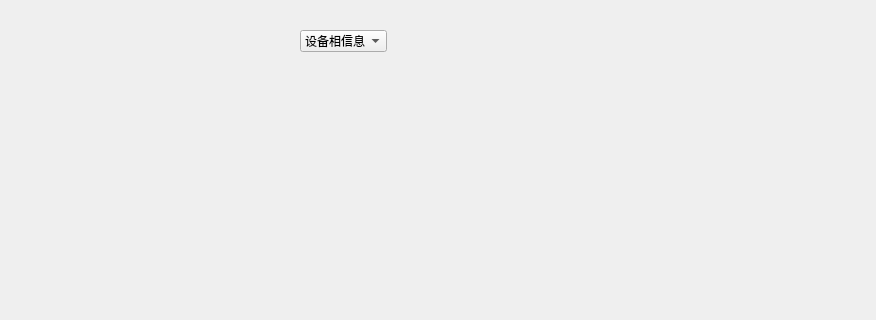
Above: CleverManager/pdus/pdu_mainwid.ui from ChinaClever/CleverManagerV3 before the change; both pictures show x 0 to 876 and y 0 to 320 of the 876 by 666 pixel window. Below: the same form after it.
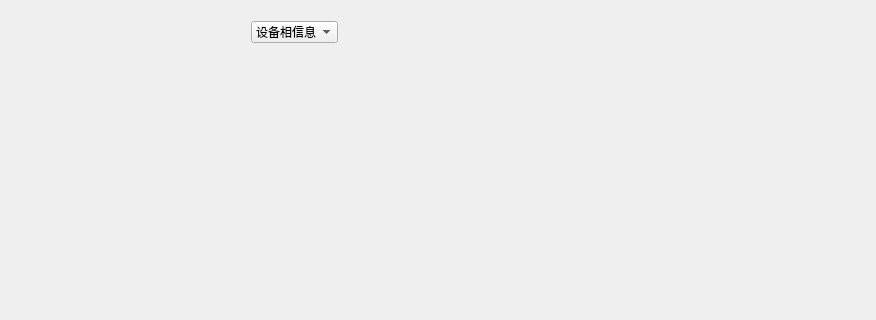
That is the form after the change.

```diff
--- a/CleverManager/pdus/pdu_mainwid.ui
+++ b/CleverManager/pdus/pdu_mainwid.ui
@@ -13,31 +13,26 @@
   <property name="windowTitle">
    <string>Form</string>
   </property>
-  <widget class="QWidget" name="listWid" native="true">
-   <property name="geometry">
-    <rect>
-     <x>10</x>
-     <y>90</y>
-     <width>221</width>
-     <height>481</height>
-    </rect>
-   </property>
-  </widget>
-  <widget class="QStackedWidget" name="stackedWid">
-   <property name="geometry">
-    <rect>
-     <x>270</x>
-     <y>90</y>
-     <width>600</width>
-     <height>505</height>
-    </rect>
-   </property>
-  </widget>
+  <layout class="QGridLayout" name="gridLayout">
+   <item row="0" column="0" colspan="2">
+    <widget class="QWidget" name="widget" native="true">
+     <property name="minimumSize">
+      <size>
+       <width>0</width>
+       <height>35</height>
+      </size>
+     </property>
+     <property name="maximumSize">
+      <size>
+       <width>16777215</width>
+       <height>35</height>
+      </size>
+     </property>
   <widget class="QComboBox" name="comboBox">
    <property name="geometry">
     <rect>
-     <x>300</x>
-     <y>30</y>
+        <x>240</x>
+        <y>10</y>
      <width>87</width>
      <height>22</height>
     </rect>
@@ -63,6 +58,22 @@
     </property>
    </item>
   </widget>
+    </widget>
+   </item>
+   <item row="1" column="0">
+    <widget class="QWidget" name="listWid" native="true">
+     <property name="minimumSize">
+      <size>
+       <width>240</width>
+       <height>0</height>
+      </size>
+     </property>
+    </widget>
+   </item>
+   <item row="1" column="1">
+    <widget class="QStackedWidget" name="stackedWid"/>
+   </item>
+  </layout>
  </widget>
  <resources/>
  <connections/>
```
Lines whose indentation alone changed are shown as unchanged.
